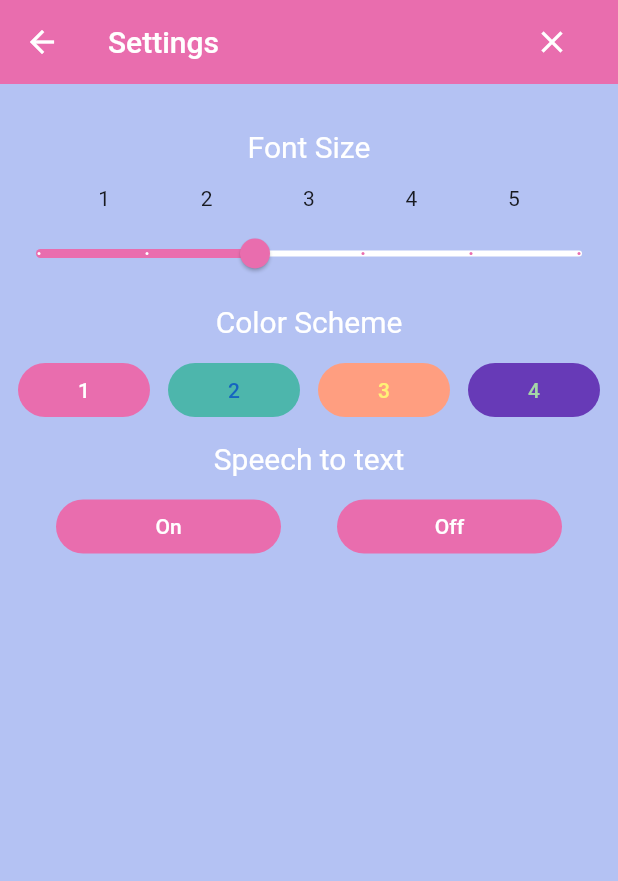
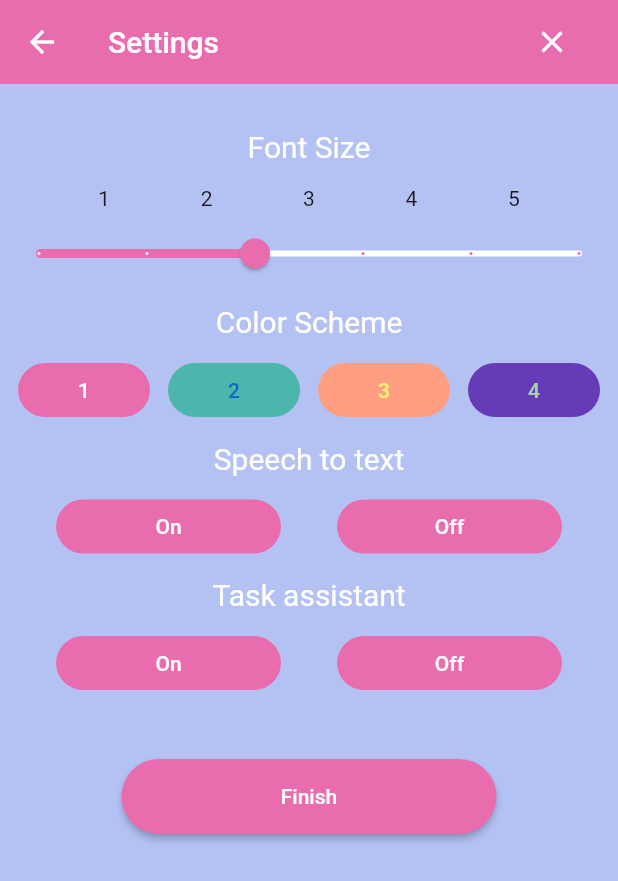
Before and after one commit to Gets-ItDone/gets-it-done-client, a Flutter app: the Settings screen opened directly, on a phone screen of 412 x 824 dp. Shown: the top 881 px of the screen. Run offline on Flutter 3.47's test engine with Material 2 defaults, Android fonts, the light colour scheme and no system bars; our stand-ins replace firebase_auth; accounts and stored records are empty.

Commit message:
Added buttons for task assistant.

```diff
--- a/lib/screens/home/settings.dart
+++ b/lib/screens/home/settings.dart
@@ -1,5 +1,4 @@
 import 'package:flutter/material.dart';
-import 'package:gets_it_done/models/button_model.dart';
 import 'package:gets_it_done/services/auth.dart';
 
 class Settings extends StatefulWidget {
@@ -16,6 +15,7 @@ class _SettingsState extends State<Settings> {
   int fontSizeValue = 2;
   String colorScheme = '';
   String speechToTextValue = '';
+  bool taskAssistant;
 
   @override
   Widget build(BuildContext context) {
@@ -207,6 +207,78 @@ class _SettingsState extends State<Settings> {
                 ),
               ],
             ),
+            SizedBox(
+              height: 10.0,
+            ),
+            Text(
+              'Task assistant',
+              style: TextStyle(color: textColor, fontSize: 20.0),
+            ),
+            SizedBox(
+              height: 10.0,
+            ),
+            Row(
+              mainAxisAlignment: MainAxisAlignment.spaceEvenly,
+              children: <Widget>[
+                ButtonTheme(
+                  minWidth: 150.0,
+                  child: RaisedButton(
+                    onPressed: () {
+                      setState(() {
+                        taskAssistant = true;
+                      });
+                    },
+                    shape: new RoundedRectangleBorder(
+                      borderRadius: new BorderRadius.circular(50.0),
+                    ),
+                    color: taskAssistant == true ? Colors.black : altBgColor,
+                    elevation: 0.0,
+                    child: Text(
+                      'On',
+                      style: TextStyle(color: textColor),
+                    ),
+                  ),
+                ),
+                ButtonTheme(
+                  minWidth: 150.0,
+                  child: RaisedButton(
+                    onPressed: () {
+                      setState(() {
+                        taskAssistant = false;
+                      });
+                    },
+                    shape: new RoundedRectangleBorder(
+                      borderRadius: new BorderRadius.circular(50.0),
+                    ),
+                    color: taskAssistant == false ? Colors.black : altBgColor,
+                    elevation: 0.0,
+                    child: Text(
+                      'Off',
+                      style: TextStyle(color: textColor),
+                    ),
+                  ),
+                ),
+              ],
+            ),
+            SizedBox(
+              height: 40.0,
+            ),
+            ButtonTheme(
+              minWidth: 250.0,
+              height: 50.0,
+              child: RaisedButton(
+                onPressed: () {},
+                shape: new RoundedRectangleBorder(
+                  borderRadius: new BorderRadius.circular(50.0),
+                ),
+                color: altBgColor,
+                elevation: 2.0,
+                child: Text(
+                  'Finish',
+                  style: TextStyle(color: textColor),
+                ),
+              ),
+            ),
           ],
         ),
       ),
```
